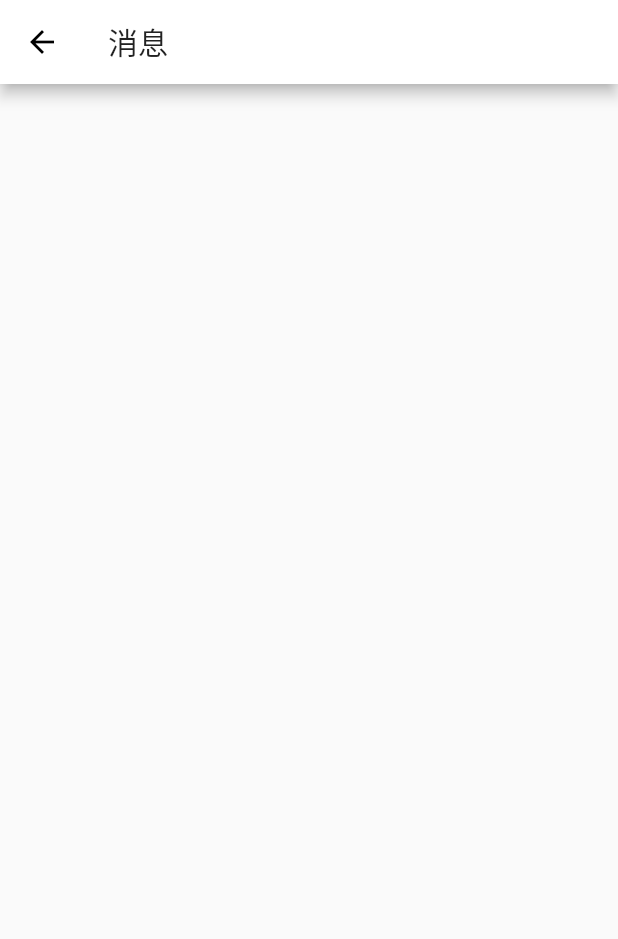
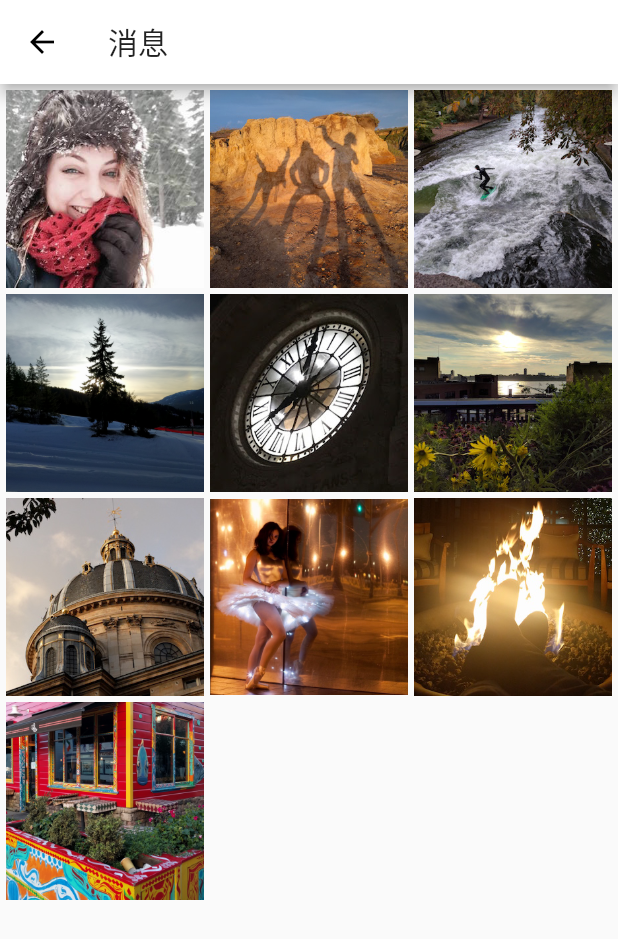
Before and after one commit to falstack/greedy, a Flutter app: the MainNotice screen opened directly, on a phone screen of 412 x 824 dp. Shown: the top 939 px of the screen. Run offline on Flutter 3.47's test engine with Material 2 defaults, Android fonts, the phone set to English and light mode, and no system bars; our stand-ins replace fluro; missing offline and left inert: flutter_webview_plugin; statements that could not run were skipped.

Commit message:
add grid layout

```diff
--- a/lib/views/main-notice.dart
+++ b/lib/views/main-notice.dart
@@ -7,14 +7,33 @@ class MainNotice extends StatefulWidget {
   _MainNoticeState createState() => _MainNoticeState();
 }
 
+List<Container> _buildGridTileList(int count) {
+
+  return new List<Container>.generate(
+      count,
+          (int index) =>
+      new Container(child: new Image.asset('assets/images/pic${index}.jpg')));
+}
+
+Widget _buildGrid() {
+  return new GridView.extent(
+      maxCrossAxisExtent: 150.0,
+      padding: const EdgeInsets.all(4.0),
+      mainAxisSpacing: 4.0,
+      crossAxisSpacing: 4.0,
+      children: _buildGridTileList(10));
+}
+
 class _MainNoticeState extends State<MainNotice> {
-
   @override
   Widget build(BuildContext context) {
     return Scaffold(
       appBar: AppBar(
         title: Text('消息')
       ),
+      body: new Center(
+        child: _buildGrid(),
+      ),
     );
   }
 }
```
Also changed, not shown: assets/images/pic0.jpg (added), assets/images/pic1.jpg (added), assets/images/pic2.jpg (added), assets/images/pic3.jpg (added), assets/images/pic4.jpg (added), assets/images/pic5.jpg (added), assets/images/pic6.jpg (added), assets/images/pic7.jpg (added), assets/images/pic8.jpg (added), assets/images/pic9.jpg (added).
